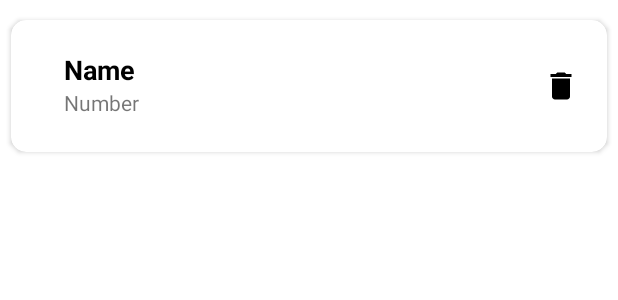
After one commit to Rahul-Designer/MVVM-Room-Databse-Project, an Android app: the layout recyclerview_row.xml on its own in the app's theme, with its tools: preview values and no code run, on a phone screen of 412 x 824 dp. The commit adds this screen. Shown: the top 300 px of the screen. Run offline under Robolectric (Android 15) with nearby library versions, the phone set to English and light mode, and no system bars.

Commit message:
add recycler view

```diff
--- /dev/null
+++ b/app/src/main/res/drawable/ic_baseline_add_24.xml
@@ -0,0 +1,5 @@
+<vector android:height="24dp" android:tint="#FFFFFF"
+    android:viewportHeight="24" android:viewportWidth="24"
+    android:width="24dp" xmlns:android="http://schemas.android.com/apk/res/android">
+    <path android:fillColor="@android:color/white" android:pathData="M19,13h-6v6h-2v-6H5v-2h6V5h2v6h6v2z"/>
+</vector>
--- /dev/null
+++ b/app/src/main/res/drawable/ic_baseline_delete_24.xml
@@ -0,0 +1,5 @@
+<vector android:height="24dp" android:tint="#000000"
+    android:viewportHeight="24" android:viewportWidth="24"
+    android:width="24dp" xmlns:android="http://schemas.android.com/apk/res/android">
+    <path android:fillColor="@android:color/white" android:pathData="M6,19c0,1.1 0.9,2 2,2h8c1.1,0 2,-0.9 2,-2V7H6v12zM19,4h-3.5l-1,-1h-5l-1,1H5v2h14V4z"/>
+</vector>
--- /dev/null
+++ b/app/src/main/res/layout/recyclerview_row.xml
@@ -0,0 +1,63 @@
+<?xml version="1.0" encoding="utf-8"?>
+<androidx.constraintlayout.widget.ConstraintLayout xmlns:android="http://schemas.android.com/apk/res/android"
+    xmlns:app="http://schemas.android.com/apk/res-auto"
+    xmlns:tools="http://schemas.android.com/tools"
+    android:layout_width="match_parent"
+    android:layout_height="match_parent">
+
+    <androidx.cardview.widget.CardView
+        android:layout_width="match_parent"
+        android:layout_height="100dp"
+        android:layout_marginHorizontal="2dp"
+        app:cardElevation="2dp"
+        app:cardUseCompatPadding="true"
+        app:cardCornerRadius="10dp"
+        app:layout_constraintBottom_toBottomOf="parent"
+        app:layout_constraintEnd_toEndOf="parent"
+        app:layout_constraintHorizontal_bias="0.5"
+        app:layout_constraintStart_toStartOf="parent"
+        app:layout_constraintTop_toTopOf="parent"
+        app:layout_constraintVertical_bias="0.00999999">
+
+        <LinearLayout
+            android:layout_width="match_parent"
+            android:layout_height="match_parent"
+            android:padding="5dp"
+            android:orientation="horizontal">
+
+            <LinearLayout
+                android:layout_width="wrap_content"
+                android:layout_height="match_parent"
+                android:layout_weight="2"
+                android:orientation="vertical">
+
+                <TextView
+                    android:id="@+id/name"
+                    android:layout_width="wrap_content"
+                    android:layout_height="wrap_content"
+                    android:layout_marginTop="15dp"
+                    android:layout_marginLeft="30dp"
+                    android:textStyle="bold"
+                    android:textSize="18sp"
+                    android:textColor="@color/black"
+                    android:text="Name" />
+
+                <TextView
+                    android:id="@+id/number"
+                    android:layout_width="wrap_content"
+                    android:layout_height="wrap_content"
+                    android:layout_marginLeft="30dp"
+                    android:textSize="14sp"
+                    android:text="Number" />
+            </LinearLayout>
+
+            <ImageView
+                android:id="@+id/delete"
+                android:layout_width="wrap_content"
+                android:layout_height="wrap_content"
+                android:layout_gravity="center"
+                android:layout_weight="0.2"
+                tools:srcCompat="@drawable/ic_baseline_delete_24" />
+        </LinearLayout>
+    </androidx.cardview.widget.CardView>
+</androidx.constraintlayout.widget.ConstraintLayout>
```
Also changed, not shown: app/src/main/java/com/example/roommvvmproject/Adapter/UserAdapter.kt (added, +35 -0 lines), app/src/main/java/com/example/roommvvmproject/MainActivity.kt (+14 -3 lines), app/src/main/res/layout/activity_main.xml (+17 -4 lines).
